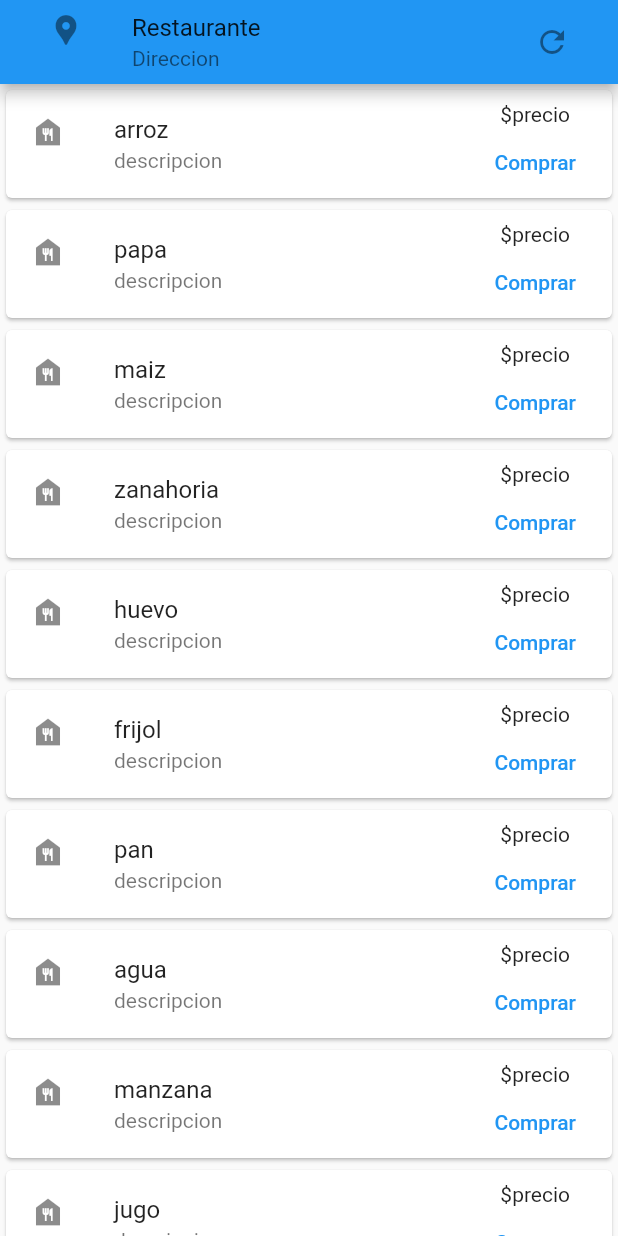
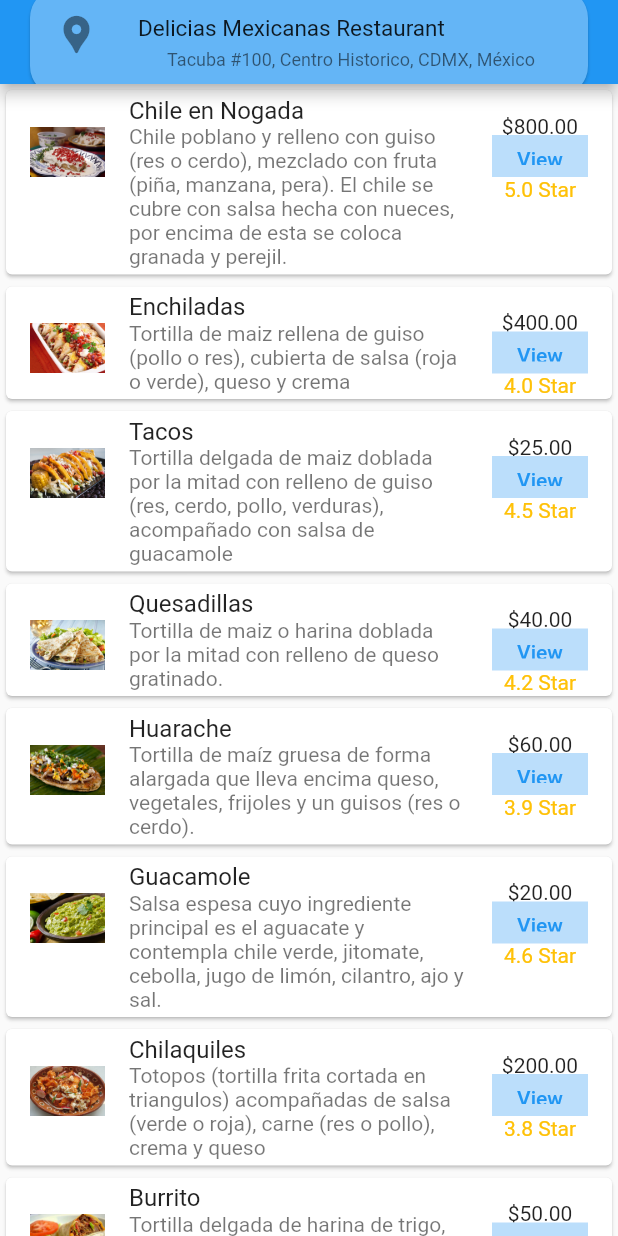
Before and after one commit to Alex-LNB/pruebasDart, a Flutter app: the screen it shows after launch, on a phone screen of 412 x 824 dp. Run offline on Flutter 3.47's test engine with Material 2 defaults, Android fonts, the phone set to English and light mode, and no system bars.

Commit message:
detailPage, masterDetail, datos y readme

```diff
--- a/actividad_2/lib/datos.dart
+++ b/actividad_2/lib/datos.dart
@@ -1,18 +1,26 @@
+//  Computo Movil
+//  Grupo:1
+//  Alumnos:  Alejandro Manuel Hernández García, ale5jan5dro@hotmail.com
+//            nombre, correo
+//            nombre, correo
+//
+//    Actividad 2
+//
 
 var comidas= [
-    'arroz',
-    'papa',
-    'maiz',
-    'zanahoria',
-    'huevo',
-    'frijol',
-    'pan',
-    'agua',
-    'manzana',
-    'jugo',
-    'otro jugo',
-    'pera',
-    'uva',
-    'platano',
-    'taco',
+  ['Chile en Nogada','Chile poblano y relleno con guiso (res o cerdo), mezclado con fruta (piña, manzana, pera). El chile se cubre con salsa hecha con nueces, por encima de esta se coloca granada y perejil.','\$800.00','assets/images/ChileNogada.jpg','5.0 Star'],
+  ['Enchiladas','Tortilla de maiz rellena de guiso (pollo o res), cubierta de salsa (roja o verde), queso y crema','\$400.00','assets/images/enchilada.jpg','4.0 Star'],
+  ['Tacos','Tortilla delgada de maiz doblada por la mitad con relleno de guiso (res, cerdo, pollo, verduras), acompañado con salsa de guacamole','\$25.00','assets/images/Taco.jpg','4.5 Star'],
+  ['Quesadillas','Tortilla de maiz o harina doblada por la mitad con relleno de queso gratinado.','\$40.00','assets/images/quesadilla.jpg','4.2 Star'],
+  ['Huarache','Tortilla de maíz gruesa de forma alargada que lleva encima queso, vegetales, frijoles y un guisos (res o cerdo).','\$60.00','assets/images/huarache.jpg','3.9 Star'],
+  ['Guacamole','Salsa espesa cuyo ingrediente principal es el aguacate y contempla chile verde, jitomate, cebolla, jugo de limón, cilantro, ajo y sal.','\$20.00','assets/images/guacamole.jpg','4.6 Star'],
+  ['Chilaquiles','Totopos (tortilla frita cortada en triangulos) acompañadas de salsa (verde o roja), carne (res o pollo), crema y queso','\$200.00','assets/images/chilaquiles.jpg','3.8 Star'],
+  ['Burrito','Tortilla delgada de harina de trigo, enrollada de forma cilíndrica que se rellena con frijoles mixtos y carne asada.','\$50.00','assets/images/burrito.jpg','3.7 Star'],
+  ['Tamales','Hecho de harina de maiz, relleno de un guiso (pollo o carne en salsa, chile en rajas con queso, dulce de cereza o piña), envuelto en hoja de maiz y cocido al vapor','\$30.00','assets/images/tamal.jpg','4.6 Star'],
+  ['Pescado Zarandeado','Pescado aderezado con jugo de limon, ajo y especias, barnizado con mayonesa, chile y salsa de soya, y asado a las brazas','\$500.00','assets/images/pescadoZarandeado.jpg','4.0 Star'],
+  ['Cochinita Pibil','Carne de cerdo adobada, acompañada de cebolla morada, naranja y chile habanero, cocida al horno','\$300.00','assets/images/cochinitaPibil.jpg','3.9 Star'],
+  ['Pozole','Caldo de grano de maiz (solo, en chile rojo o chile guajillo), con carne (res, cerdo o pollo), acompañado con cebolla, limon, rabano o aguacate.','\$200.00','assets/images/pozole.jpg','4.4 Star'],
+  ['Tlacoyos','Tortilla gruesa de maiz en forma ovalada, que se rellena de frijoles o habas cocidas, acompañada de nopales, verdura y queso.','\$100.00','assets/images/tlacoyo.jpg','4.1 Star'],
+  ['Carnitas','Carne de cerdo frita en manteca con jugo de naranja, acompañada con tortillas, limon y salsa.','\$120.00','assets/images/carnitas.jpg','4.9 Star'],
+  ['Mole','Carne (pollo o cerdo) cubierta de mole (guiso hecho de varios chiles, jitomate, hierbas, aguacate, chocolate, varias semillas y especias)','\$250.00','assets/images/mole.jpg','5.0 Star'],
   ];
--- a/actividad_2/lib/main.dart
+++ b/actividad_2/lib/main.dart
@@ -1,3 +1,12 @@
+//  Computo Movil
+//  Grupo:1
+//  Alumnos:  Alejandro Manuel Hernández García, ale5jan5dro@hotmail.com
+//            nombre, correo
+//            nombre, correo
+//
+//    Actividad 2
+//
+
 import 'package:actividad_2/detailPage.dart';
 import 'package:actividad_2/masterDetail.dart';
 import 'package:flutter/material.dart';
@@ -12,10 +21,6 @@ class MyApp extends StatelessWidget{
     return MaterialApp(
       title: 'Actividad 2',
       home: masterDetail(),
-      /*routes: {
-        '/' : (context) => masterDetail(),
-        '/second' : (context) => detailPage(),
-      },*/
     );
   }
 
--- a/actividad_2/lib/masterDetail.dart
+++ b/actividad_2/lib/masterDetail.dart
@@ -1,4 +1,13 @@
-// ignore_for_file: prefer_const_constructors, file_names, camel_case_types, use_key_in_widget_constructors
+//  Computo Movil
+//  Grupo:1
+//  Alumnos:  Alejandro Manuel Hernández García, ale5jan5dro@hotmail.com
+//            nombre, correo
+//            nombre, correo
+//
+//    Actividad 2
+//
+
+// ignore_for_file: prefer_const_constructors, file_names, camel_case_types, use_key_in_widget_constructors, prefer_const_literals_to_create_immutables
 
 import 'package:actividad_2/datos.dart';
 import 'package:actividad_2/detailPage.dart';
@@ -9,7 +18,11 @@ class masterDetail extends StatelessWidget{
   Widget build(BuildContext context) {
     return Scaffold(
       appBar: AppBar(
-        title: encabezado(),
+        title: Card(
+          child: encabezado(),
+          color: Colors.blue[300],
+          shape: RoundedRectangleBorder(borderRadius: BorderRadius.circular(20),),
+        ),
       ),
       body: ListView.builder(
         itemCount: 15,
@@ -22,11 +35,13 @@ class masterDetail extends StatelessWidget{
 
   Widget encabezado(){
     return ListTile(
-      title: Text('Restaurante'),
-      subtitle: Text('Direccion'),
-      leading: Icon(Icons.location_pin),
-      trailing: Icon(Icons.refresh),
-      hoverColor: Colors.blueGrey,
+      title: Text('Delicias Mexicanas Restaurant',style: TextStyle(fontSize: 15),),
+      subtitle: Column(
+        children: [
+          Text('Tacuba #100, Centro Historico, CDMX, México',style: TextStyle(fontSize: 12),),
+        ],
+      ),
+      leading: Icon(Icons.location_pin, size: 30),
     );
   }
 
@@ -38,13 +53,21 @@ class masterDetail extends StatelessWidget{
 
   Widget contenido(BuildContext context, int index){
     return ListTile(
-      title: Text(comidas[index]),
-      subtitle: Text('descripcion'),
-      leading: Icon(Icons.food_bank_sharp),
+      title: Text(comidas[index][0]),
+      subtitle: Text(comidas[index][1]),
+      leading: myImage(index),
       trailing: Column(
         children: [
-          Text('\$precio'),
-          TextButton(
+          Expanded(child: Text(comidas[index][2])),
+          Expanded(
+            flex:2,
+            child: Container(
+              height:400,
+              decoration: BoxDecoration(
+                shape: BoxShape.rectangle,
+                color: Colors.blue[100],
+              ),
+              child: TextButton(
                 onPressed: (){
                   Navigator.push(
                     context,
@@ -53,18 +76,23 @@ class masterDetail extends StatelessWidget{
                     )
                   );
                 },
-            child: Text('Comprar'),
+                child: Text('View'),
+              ),
+            ),
+          ),
+          Expanded(
+            child: Text(comidas[index][4], style: TextStyle(color: Colors.amber)),
           ),
         ],
       ),
-      /*onTap: (){
-        Navigator.push(
-          context,
-          MaterialPageRoute(
-            builder: (context) => detailPage(),
-          )
     );
-      }*/
+  }
+
+  Widget myImage(int indice){
+    return Image.asset(
+      comidas[indice][3],
+      width: 50,
+      height: 50,
     );
   }
 
```
Also changed, not shown: actividad_2/lib/detailPage.dart (+41 -13 lines), 1 other file. Lines whose indentation alone changed are shown as unchanged.
